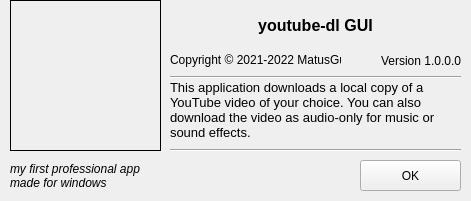
This is youtubedl_about.ui in MatusGuy/youtube-dl_GUI as Qt 5 draws it before an edit. The edited form follows.
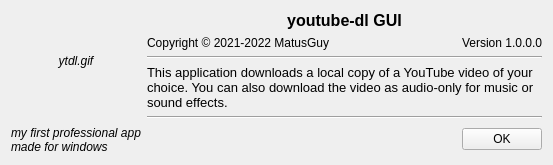
This is the edited form. Icons and pictures are not drawn.

Commit message: About window uses layout + gif in about window

The edit to the form file:
```diff
--- a/youtubedl_about.ui
+++ b/youtubedl_about.ui
@@ -6,56 +6,67 @@
    <rect>
     <x>0</x>
     <y>0</y>
-    <width>471</width>
-    <height>201</height>
+    <width>600</width>
+    <height>200</height>
    </rect>
   </property>
+  <property name="sizePolicy">
+   <sizepolicy hsizetype="Preferred" vsizetype="Preferred">
+    <horstretch>0</horstretch>
+    <verstretch>0</verstretch>
+   </sizepolicy>
+  </property>
   <property name="minimumSize">
    <size>
-    <width>471</width>
-    <height>201</height>
+    <width>600</width>
+    <height>200</height>
    </size>
   </property>
   <property name="maximumSize">
    <size>
-    <width>471</width>
-    <height>201</height>
+    <width>600</width>
+    <height>200</height>
    </size>
   </property>
   <property name="windowTitle">
    <string>About application</string>
   </property>
-  <widget class="QFrame" name="AppIcon">
-   <property name="geometry">
-    <rect>
-     <x>10</x>
-     <y>0</y>
-     <width>151</width>
-     <height>151</height>
-    </rect>
+  <layout class="QGridLayout" name="gridLayout">
+   <property name="sizeConstraint">
+    <enum>QLayout::SetFixedSize</enum>
    </property>
-   <property name="autoFillBackground">
-    <bool>false</bool>
-   </property>
-   <property name="styleSheet">
-    <string notr="true">border-image: url(assets/ytdl.png);</string>
-   </property>
-   <property name="frameShape">
-    <enum>QFrame::Box</enum>
-   </property>
-   <property name="frameShadow">
-    <enum>QFrame::Plain</enum>
-   </property>
-  </widget>
+   <item row="4" column="1" colspan="3">
+    <widget class="Line" name="Sep2">
+     <property name="orientation">
+      <enum>Qt::Horizontal</enum>
+     </property>
+    </widget>
+   </item>
+   <item row="5" column="0">
+    <widget class="QLabel" name="Slogan">
+     <property name="font">
+      <font>
+       <italic>true</italic>
+      </font>
+     </property>
+     <property name="text">
+      <string>my first professional app
+made for windows</string>
+     </property>
+     <property name="alignment">
+      <set>Qt::AlignLeading|Qt::AlignLeft|Qt::AlignVCenter</set>
+     </property>
+    </widget>
+   </item>
+   <item row="5" column="3">
+    <widget class="QPushButton" name="OKbt">
+     <property name="text">
+      <string>OK</string>
+     </property>
+    </widget>
+   </item>
+   <item row="0" column="1" colspan="3">
   <widget class="QLabel" name="Title">
-   <property name="geometry">
-    <rect>
-     <x>170</x>
-     <y>10</y>
-     <width>291</width>
-     <height>31</height>
-    </rect>
-   </property>
    <property name="font">
     <font>
      <pointsize>12</pointsize>
@@ -70,15 +81,9 @@
     <set>Qt::AlignCenter</set>
    </property>
   </widget>
+   </item>
+   <item row="1" column="2" colspan="2">
   <widget class="QLabel" name="Version">
-   <property name="geometry">
-    <rect>
-     <x>340</x>
-     <y>50</y>
-     <width>121</width>
-     <height>21</height>
-    </rect>
-   </property>
    <property name="layoutDirection">
     <enum>Qt::RightToLeft</enum>
    </property>
@@ -89,41 +94,23 @@
     <set>Qt::AlignRight|Qt::AlignTrailing|Qt::AlignVCenter</set>
    </property>
   </widget>
-  <widget class="QPushButton" name="OKbt">
-   <property name="geometry">
-    <rect>
-     <x>360</x>
-     <y>160</y>
-     <width>101</width>
-     <height>31</height>
-    </rect>
-   </property>
-   <property name="text">
-    <string>OK</string>
-   </property>
-  </widget>
+   </item>
+   <item row="2" column="1" colspan="3">
+    <widget class="Line" name="Sep1">
+     <property name="orientation">
+      <enum>Qt::Horizontal</enum>
+     </property>
+    </widget>
+   </item>
+   <item row="1" column="1">
   <widget class="QLabel" name="Copyright">
-   <property name="geometry">
-    <rect>
-     <x>170</x>
-     <y>49</y>
-     <width>171</width>
-     <height>21</height>
-    </rect>
-   </property>
    <property name="text">
     <string>Copyright © 2021-2022 MatusGuy</string>
    </property>
   </widget>
+   </item>
+   <item row="3" column="1" colspan="3">
   <widget class="QLabel" name="Description">
-   <property name="geometry">
-    <rect>
-     <x>170</x>
-     <y>80</y>
-     <width>291</width>
-     <height>61</height>
-    </rect>
-   </property>
    <property name="font">
     <font>
      <pointsize>10</pointsize>
@@ -139,54 +126,39 @@
     <bool>true</bool>
    </property>
   </widget>
-  <widget class="Line" name="Sep1">
-   <property name="geometry">
-    <rect>
-     <x>170</x>
-     <y>62</y>
-     <width>291</width>
-     <height>31</height>
-    </rect>
-   </property>
+   </item>
+   <item row="5" column="1" colspan="2">
+    <spacer name="horizontalSpacer">
    <property name="orientation">
     <enum>Qt::Horizontal</enum>
    </property>
-  </widget>
-  <widget class="Line" name="Sep2">
-   <property name="geometry">
-    <rect>
-     <x>170</x>
-     <y>140</y>
-     <width>291</width>
-     <height>21</height>
-    </rect>
-   </property>
-   <property name="orientation">
-    <enum>Qt::Horizontal</enum>
-   </property>
-  </widget>
-  <widget class="QLabel" name="Slogan">
-   <property name="geometry">
-    <rect>
-     <x>10</x>
-     <y>160</y>
-     <width>151</width>
-     <height>31</height>
-    </rect>
-   </property>
+     <property name="sizeHint" stdset="0">
+      <size>
+       <width>309</width>
+       <height>29</height>
+      </size>
+     </property>
+    </spacer>
+   </item>
+   <item row="0" column="0" rowspan="4">
+    <widget class="QLabel" name="IconGif">
    <property name="font">
     <font>
      <italic>true</italic>
     </font>
    </property>
+     <property name="frameShape">
+      <enum>QFrame::NoFrame</enum>
+     </property>
    <property name="text">
-    <string>my first professional app
-made for windows</string>
+      <string>ytdl.gif</string>
    </property>
    <property name="alignment">
-    <set>Qt::AlignLeading|Qt::AlignLeft|Qt::AlignVCenter</set>
-   </property>
-  </widget>
+      <set>Qt::AlignCenter</set>
+     </property>
+    </widget>
+   </item>
+  </layout>
  </widget>
  <resources>
   <include location="assets/aboutIcon.qrc"/>
```
Lines whose indentation alone changed are shown as unchanged. The commit also changes 14 other files.
